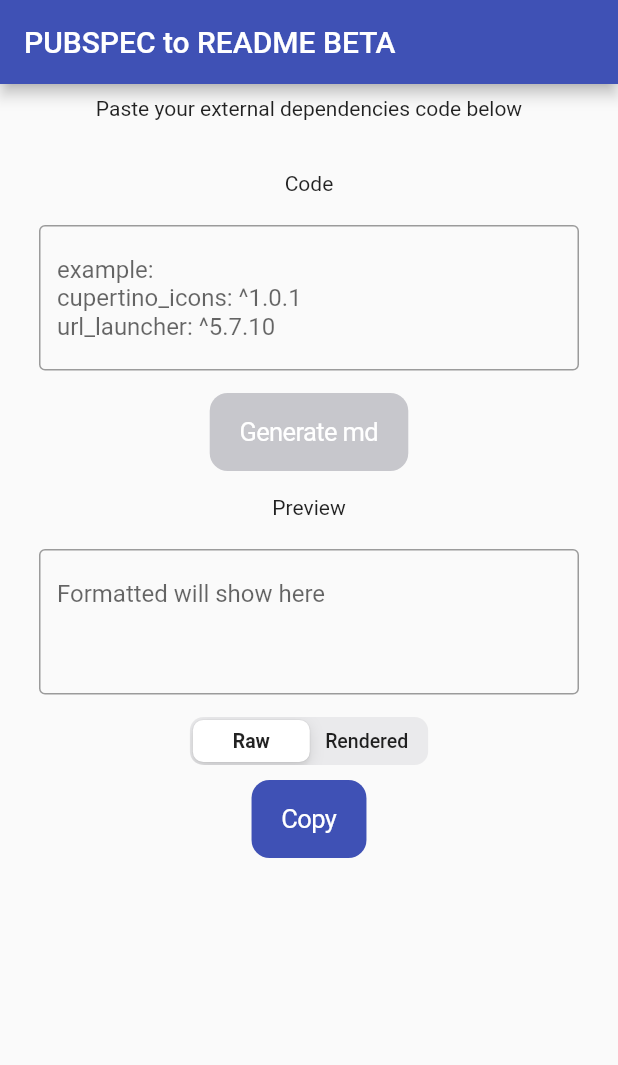
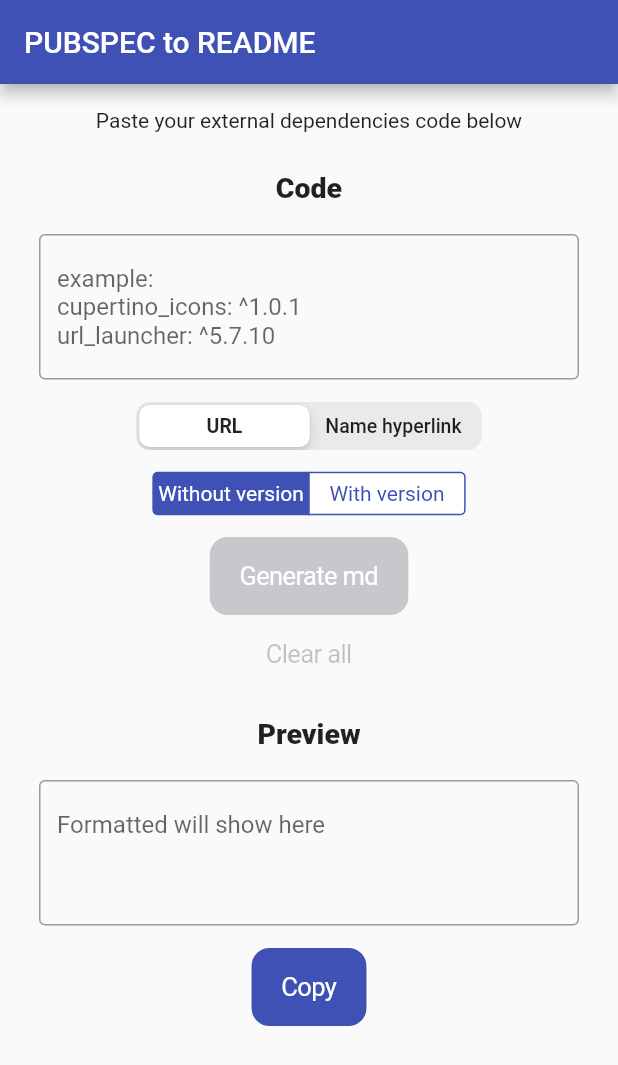
Before and after one commit to iqfareez/pubspec_to_md, a Flutter app: the screen it shows after launch, on a phone screen of 412 x 824 dp. Shown: the top 1065 px of the screen. Run offline on Flutter 3.47's test engine with Material 2 defaults, Android fonts, the phone set to English and light mode, and no system bars; our stand-ins replace fluttertoast.

Commit message:
:rocket: Stable 1.0 release

```diff
--- a/lib/main.dart
+++ b/lib/main.dart
@@ -12,7 +12,7 @@ class MyApp extends StatelessWidget {
   @override
   Widget build(BuildContext context) {
     return MaterialApp(
-      title: 'Pubspec to Readme (Beta)',
+      title: 'Pubspec to Readme',
       theme: ThemeData(
         primarySwatch: Colors.indigo,
       ),
@@ -26,7 +26,7 @@ class MyHome extends StatelessWidget {
   Widget build(BuildContext context) {
     return Scaffold(
       appBar: AppBar(
-        title: Text('PUBSPEC to README BETA'),
+        title: Text('PUBSPEC to README'),
       ),
       body: EntryPoint(),
     );
--- a/lib/screens/entry_point.dart
+++ b/lib/screens/entry_point.dart
@@ -8,7 +8,7 @@ class EntryPoint extends StatelessWidget {
       child: Column(
         children: [
           Padding(
-            padding: const EdgeInsets.all(8.0),
+            padding: const EdgeInsets.only(top: 16.0, left: 8.0, right: 8.0),
             child: Text('Paste your external dependencies code below'),
           ),
           MainScreen(),
--- a/lib/screens/main_screen.dart
+++ b/lib/screens/main_screen.dart
@@ -3,6 +3,9 @@ import 'package:flutter/material.dart';
 import 'package:flutter/services.dart';
 import 'package:fluttertoast/fluttertoast.dart';
 import 'package:pubspec_to_md/utils/conversion_logic.dart';
+import 'package:pubspec_to_md/utils/enums.dart';
+
+var headerTextStyle = TextStyle(fontSize: 19, fontWeight: FontWeight.w800);
 
 class MainScreen extends StatefulWidget {
   @override
@@ -32,7 +35,6 @@ class _MainScreenState extends State<MainScreen> {
   void dispose() {
     codeEditController.dispose();
     previewTextController.dispose();
-    print('DISPOSE');
     super.dispose();
   }
 
@@ -87,7 +89,10 @@ class _PreviewBoxWidgetState extends State<PreviewBoxWidget> {
       padding: const EdgeInsets.all(8.0),
       child: Column(
         children: [
-          Text('Preview'),
+          Text(
+            'Preview',
+            style: headerTextStyle,
+          ),
           SizedBox(height: 20),
           TextField(
             maxLines: null,
@@ -97,24 +102,20 @@ class _PreviewBoxWidgetState extends State<PreviewBoxWidget> {
                 border: OutlineInputBorder(),
                 hintText: 'Formatted will show here\n\n'),
           ),
-          SizedBox(
-            height: 15,
-          ),
-          CupertinoSlidingSegmentedControl(
-              children: <int, Widget>{
-                0: Text('Raw'),
-                1: Text('Rendered'),
-              },
-              groupValue: currentSegment,
-              onValueChanged: (newValue) {
-                setState(() {
-                  currentSegment = newValue;
-                  print('newValue is $newValue');
-                });
-              }),
-          SizedBox(
-            height: 10,
-          ),
+          SizedBox(height: 15),
+          // CupertinoSlidingSegmentedControl(
+          //     children: <int, Widget>{
+          //       0: Text('Raw'),
+          //       1: Text('Rendered'),
+          //     },
+          //     groupValue: currentSegment,
+          //     onValueChanged: (newValue) {
+          //       setState(() {
+          //         currentSegment = newValue;
+          //         print('newValue is $newValue');
+          //       });
+          //     }),
+          // SizedBox(height: 10),
           CupertinoButton.filled(
             disabledColor: CupertinoColors.systemGrey3,
             child: Text(
@@ -157,6 +158,8 @@ class CodeBoxWidget extends StatefulWidget {
 }
 
 class _CodeBoxWidgetState extends State<CodeBoxWidget> {
+  int currentFormatTypeSegment = 0;
+  int currentVersionSegment = 0;
   bool isTextEmpty;
 
   void initState() {
@@ -170,7 +173,10 @@ class _CodeBoxWidgetState extends State<CodeBoxWidget> {
       padding: const EdgeInsets.all(8.0),
       child: Column(
         children: [
-          Text('Code'),
+          Text(
+            'Code',
+            style: headerTextStyle,
+          ),
           SizedBox(height: 20),
           //https://www.developerlibs.com/2019/04/flutter-important-aspects-properties-textfield.html
           TextField(
@@ -189,9 +195,35 @@ class _CodeBoxWidgetState extends State<CodeBoxWidget> {
               });
             },
           ),
-          SizedBox(
-            height: 15,
-          ),
+          SizedBox(height: 15),
+          CupertinoSlidingSegmentedControl(
+              children: <int, Widget>{
+                FormatType.url.index: Text('URL'),
+                FormatType.name.index: Text('Name hyperlink'),
+                // FormatType.simple.index: Text('Simple'),
+                // FormatType.table.index: Text('Table'),
+              },
+              groupValue: currentFormatTypeSegment,
+              onValueChanged: (newValue) {
+                setState(() {
+                  currentFormatTypeSegment = newValue;
+                  print('newValue is ${FormatType.values[newValue]}');
+                });
+              }),
+          SizedBox(height: 15),
+          CupertinoSegmentedControl(
+              children: <int, Widget>{
+                0: Text(' Without version '),
+                1: Text(' With version '),
+              },
+              groupValue: currentVersionSegment,
+              onValueChanged: (newValue) {
+                setState(() {
+                  currentVersionSegment = newValue;
+                  print('newValue is $newValue');
+                });
+              }),
+          SizedBox(height: 15),
           CupertinoButton.filled(
             disabledColor: CupertinoColors.systemGrey3,
             child: Text(
@@ -202,7 +234,10 @@ class _CodeBoxWidgetState extends State<CodeBoxWidget> {
                 ? () {
                     try {
                       widget.previewTextController.text = widget.convert
-                          .convertFormattedMd(widget.codeEditController.text);
+                          .convertFormattedMd(
+                              widget.codeEditController.text,
+                              FormatType.values[currentFormatTypeSegment],
+                              currentVersionSegment);
                     } on RangeError catch (e) {
                       print('Error caught: $e');
                       Fluttertoast.showToast(
@@ -216,8 +251,19 @@ class _CodeBoxWidgetState extends State<CodeBoxWidget> {
                     }
                   }
                 : null,
-          )
-          //TODO: Add clear button
+          ),
+          CupertinoButton(
+              child: Text('Clear all'),
+              onPressed: !isTextEmpty
+                  ? () {
+                      Fluttertoast.showToast(msg: 'Cleared');
+                      setState(() {
+                        widget.codeEditController.clear();
+                        widget.previewTextController.clear();
+                        isTextEmpty = true;
+                      });
+                    }
+                  : null),
         ],
       ),
     );
--- /dev/null
+++ b/lib/utils/enums.dart
@@ -0,0 +1 @@
+enum FormatType { url, name, simple, table }
--- a/pubspec.yaml
+++ b/pubspec.yaml
@@ -29,7 +29,6 @@ dependencies:
   cupertino_icons: ^1.0.1
   url_launcher: ^5.7.10
   fluttertoast: ^7.1.6
-  markdown: ^3.0.0
 
 dev_dependencies:
   flutter_test:
```
Also changed, not shown: lib/utils/conversion_logic.dart (+31 -6 lines), pubspec.lock, 1 other file.
